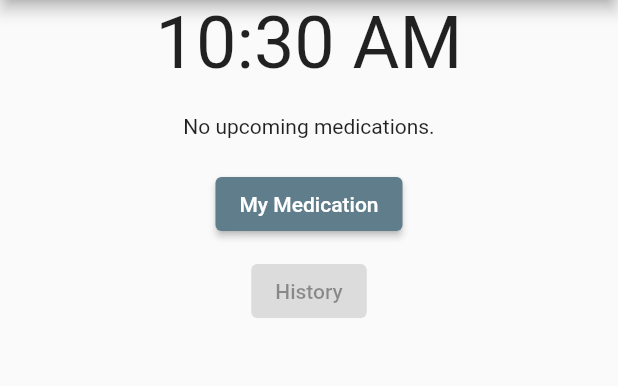
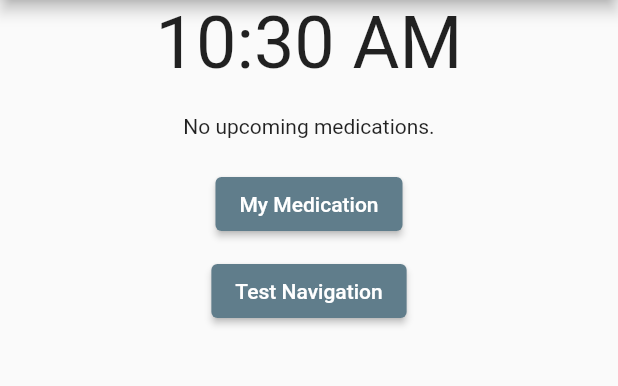
Before and after one commit to CTXTome/remindmemed, a Flutter app: the screen it shows after launch, after a tap on "Get Started", on a phone screen of 412 x 824 dp, the part 84-470 px from its top. Run offline on Flutter 3.47's test engine with Material 2 defaults, Android fonts, the phone set to English and light mode, and no system bars; our stand-ins replace file_picker, flutter_bloc; generated files the repository leaves out were written again.

```diff
--- a/lib/main.dart
+++ b/lib/main.dart
@@ -10,11 +10,13 @@ import 'package:flutter_bloc/flutter_bloc.dart';
 
 void main() => runApp(MyApp());
 
+final medicationRepository = MedicationRepository();
+
 class MyApp extends StatelessWidget {
   @override
   Widget build(BuildContext context) {
     return BlocProvider(
-      create:(context) => MedicationBloc(MedicationRepository()),
+      create: (context) => MedicationBloc(medicationRepository),
       child: MaterialApp(
         title: 'Meds Reminder',
         theme: ThemeData(
@@ -22,18 +24,9 @@ class MyApp extends StatelessWidget {
         ),
         routes: {
           '/': (context) => WelcomeScreen(),
-          '/main': (context) => BlocProvider(
-            create: (context) => MedicationBloc(MedicationRepository()),
-            child: MainScreen(),
-          ),
-          '/medications': (context) => BlocProvider(
-            create: (context) => MedicationBloc(MedicationRepository()),
-            child:  MyMedicationScreen(),
-          ),
-          '/add': (context) => BlocProvider(
-                create: (context) => MedicationBloc(MedicationRepository()),
-                child: AddMedicationScreen(),
-              ),
+          '/main': (context) => MainScreen(),
+          '/medications': (context) => MyMedicationScreen(),
+          '/add': (context) => AddMedicationScreen(),
         },
       ),
     );
--- a/lib/screens/reminder_screen_main.dart
+++ b/lib/screens/reminder_screen_main.dart
@@ -5,6 +5,7 @@ import 'package:flutter_bloc/flutter_bloc.dart';
 import 'package:flutter_application_1/blocs/medication/reminder_bloc.dart';
 import 'package:flutter_application_1/blocs/medication/reminder_event.dart';
 import 'package:flutter_application_1/blocs/medication/reminder_state.dart';
+import 'reminder_screen_test.dart';
 
 import 'dart:async';
 
@@ -19,13 +20,13 @@ class _MainScreenState extends State<MainScreen> {
   @override
   void initState() {
     super.initState();
-    BlocProvider.of<MedicationBloc>(context).add(LoadMedication());
+    MedicationBloc bloc = BlocProvider.of<MedicationBloc>(context);
+    bloc.add(LoadMedication());
     // timer to update the time in main screen
     _timer = Timer.periodic(Duration(minutes: 1), (timer) {
       setState(() {});
     });
   }
-
 
   @override
   Widget build(BuildContext context) {
@@ -43,12 +44,15 @@ class _MainScreenState extends State<MainScreen> {
               builder: (context, state) {
                 if (state is MedicationLoading) {
                   return CircularProgressIndicator();
-                    } else if (state is MedicationLoaded && state.medications.isNotEmpty) {
-                      final nextMedication = state.medications[0]; // or however you determine the "next" medication
+                } else if (state is MedicationLoaded &&
+                    state.medications.isNotEmpty) {
+                  final nextMedication = state.medications[
+                      0]; // or however you determine the "next" medication
                   return Card(
                     child: ListTile(
                       title: Text("Next Med: ${nextMedication.name}"),
-                          subtitle: Text("@ ${DateFormat('h:mm a').format(nextMedication.time)}"),
+                      subtitle: Text(
+                          "@ ${DateFormat('h:mm a').format(nextMedication.time)}"),
                     ),
                   );
                 } else {
@@ -60,16 +64,19 @@ class _MainScreenState extends State<MainScreen> {
             ElevatedButton(
               onPressed: () {
                 Navigator.of(context).pushAndRemoveUntil(
-                                  MaterialPageRoute(builder: (context) => MyMedicationScreen()),
-                                  (Route<dynamic> route) => route.isFirst
-                                  );
+                    MaterialPageRoute(
+                        builder: (context) => MyMedicationScreen()),
+                    (Route<dynamic> route) => route.isFirst);
               },
               child: Text('My Medication'),
             ),
             SizedBox(height: 10),
             ElevatedButton(
-                                    onPressed: null, // makes the button inactive
-                                    child: Text('History'),
+              onPressed: () {
+                Navigator.of(context).push(
+                    MaterialPageRoute(builder: (context) => TestScreen()));
+              },
+              child: Text('Test Navigation'),
             ),
           ],
         ),
--- /dev/null
+++ b/lib/screens/reminder_screen_test.dart
@@ -0,0 +1,12 @@
+import 'package:flutter/material.dart';
+
+
+class TestScreen extends StatelessWidget {
+  @override
+  Widget build(BuildContext context) {
+    return Scaffold(
+      appBar: AppBar(title: Text("Test Screen")),
+      body: Center(child: Text("This is a test screen")),
+    );
+  }
+}
```
Also changed, not shown: lib/blocs/medication/reminder_bloc.dart (+24 -24 lines), lib/screens/reminder_screen_medications.dart (line endings or trailing spaces). Lines whose indentation alone changed are shown as unchanged.
